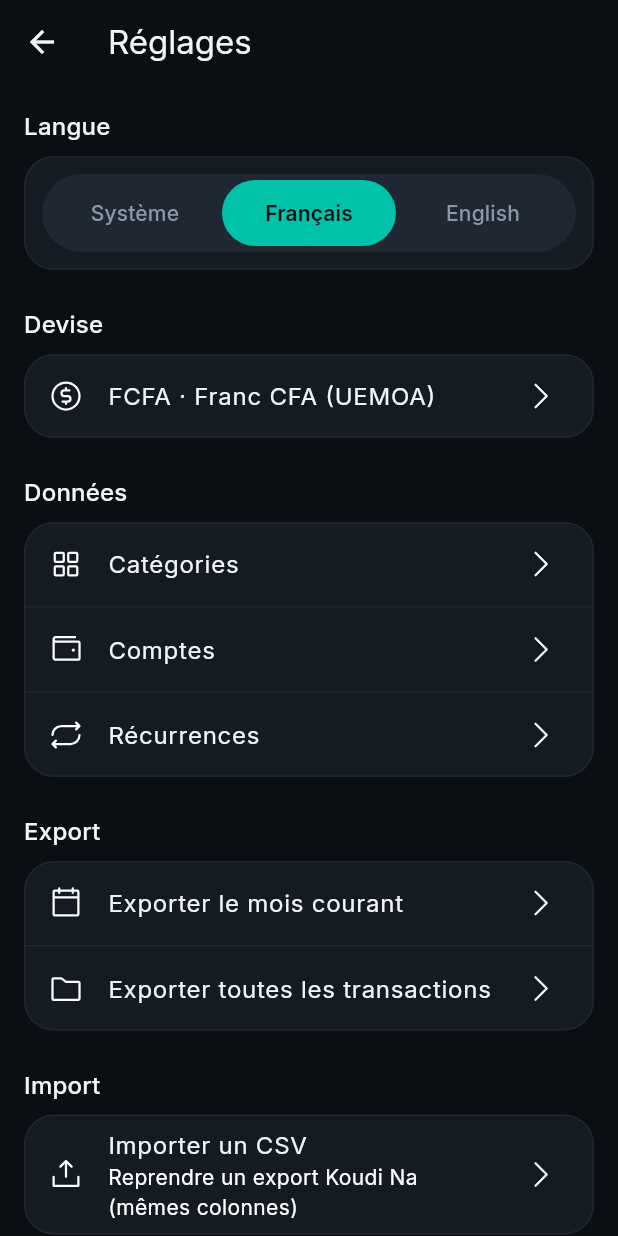
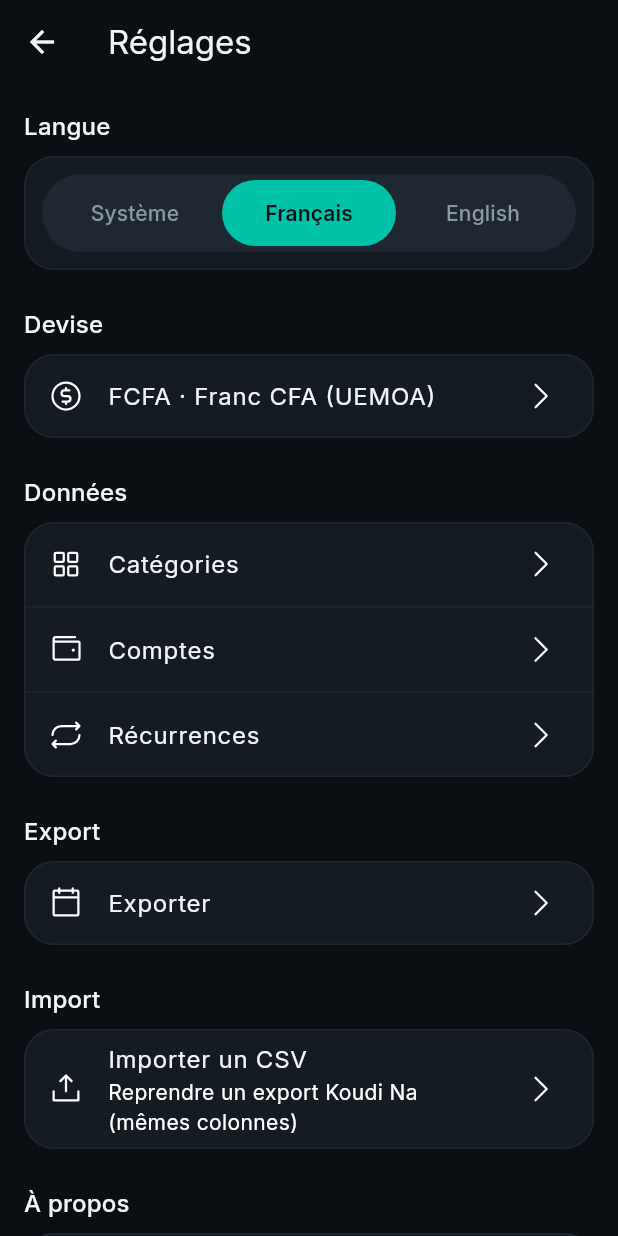
Before and after one commit to Phnix01/koudi_na, a Flutter app: the ReglagesScreen screen opened directly, after a tap on "Français", on a phone screen of 412 x 824 dp. Run offline on Flutter 3.47's test engine with Material 3 defaults, Android fonts, the phone set to English and light mode, and no system bars; our stand-ins replace csv, file_picker, fl_chart, flutter_animate, flutter_riverpod, google_fonts and 6 more; missing offline and left inert: excel; accounts and stored records are empty; statements that could not run were skipped.

Commit message:
feat: Simplifier l'interface d'exportation en remplaçant les options par un bouton unique

```diff
--- a/lib/l10n/app_fr.arb
+++ b/lib/l10n/app_fr.arb
@@ -95,8 +95,6 @@
   "reglages": "Réglages",
   "donnees": "Données",
   "export": "Export",
-  "exporterMoisCourant": "Exporter le mois courant",
-  "exporterTout": "Exporter toutes les transactions",
   "exportPartageTexte": "Export Koudi Na — {nomFichier}",
   "@exportPartageTexte": {
     "placeholders": {
--- a/lib/ui/screens/reglages_screen.dart
+++ b/lib/ui/screens/reglages_screen.dart
@@ -252,34 +252,12 @@ class _ReglagesScreenState extends ConsumerState<ReglagesScreen> {
           Text(l10n.export, style: Theme.of(context).textTheme.titleMedium),
           const SizedBox(height: 8),
           Card(
-            child: Column(
-              children: [
-                ListTile(
-                  leading: const PhosphorIcon(
-                    PhosphorIconsRegular.calendarBlank,
-                  ),
-                  title: Text(l10n.exporterMoisCourant),
-                  trailing: _exportEnCours
-                      ? const _IndicateurChargement()
-                      : const PhosphorIcon(PhosphorIconsRegular.caretRight),
-                  onTap: _exportEnCours
-                      ? null
-                      : () => _exporter(moisCourantSeulement: true),
-                ),
-                const Divider(height: 1),
-                ListTile(
-                  leading: const PhosphorIcon(
-                    PhosphorIconsRegular.folderSimple,
-                  ),
-                  title: Text(l10n.exporterTout),
-                  trailing: _exportEnCours
-                      ? const _IndicateurChargement()
-                      : const PhosphorIcon(PhosphorIconsRegular.caretRight),
-                  onTap: _exportEnCours
-                      ? null
-                      : () => _exporter(moisCourantSeulement: false),
-                ),
-              ],
+            child: ListTile(
+              leading: const PhosphorIcon(PhosphorIconsRegular.calendarBlank),
+              title: Text(l10n.exporterBouton),
+              trailing: const PhosphorIcon(PhosphorIconsRegular.caretRight),
+              onTap: () =>
+                  Navigator.of(context).push(routeAnimee(const ExportScreen())),
             ),
           ),
           const SizedBox(height: 24),
```
